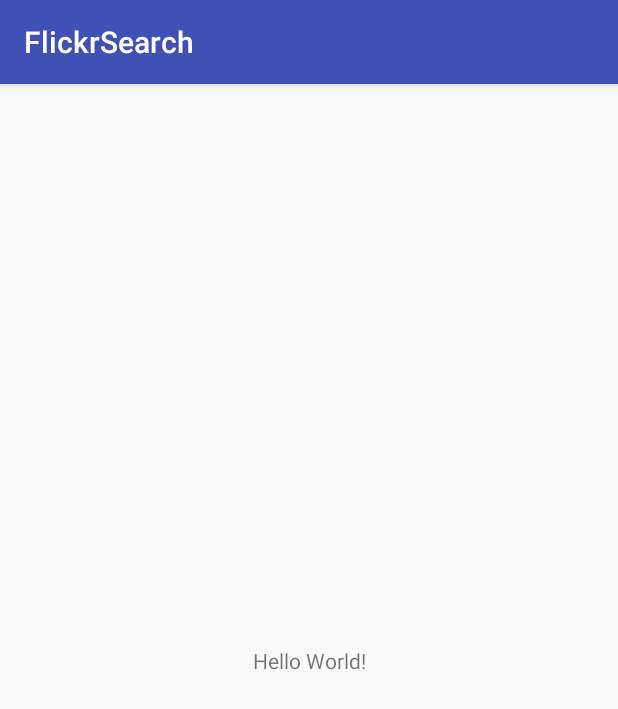
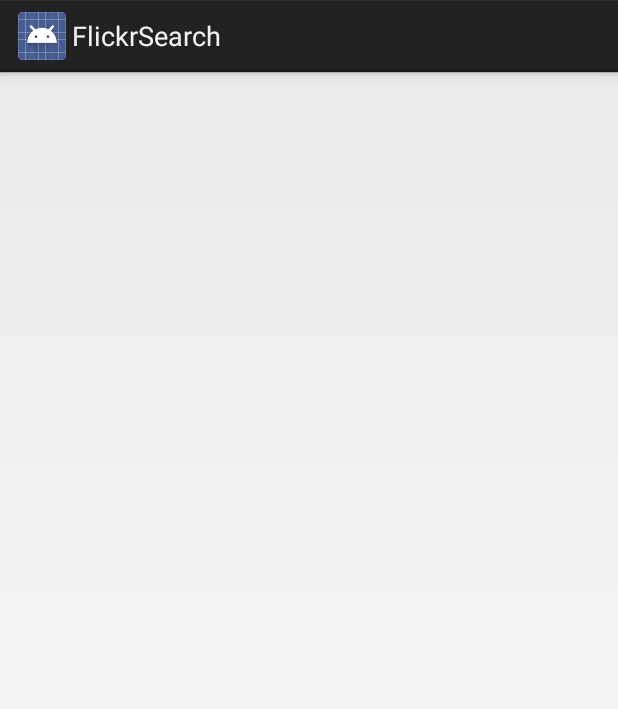
Before and after one commit to darja/FlickrSearch, an Android app: the screen it shows after launch (MainActivity), on a phone screen of 412 x 824 dp. Shown: the top 709 px of the screen. Run offline under Robolectric (Android 15) with nearby library versions, the phone set to English and light mode, and no system bars.

Commit message:
Removed all libraries

```diff
--- a/app/src/main/java/com/darja/flickrsearch/MainActivity.java
+++ b/app/src/main/java/com/darja/flickrsearch/MainActivity.java
@@ -1,9 +1,9 @@
 package com.darja.flickrsearch;
 
-import android.support.v7.app.AppCompatActivity;
+import android.app.Activity;
 import android.os.Bundle;
 
-public class MainActivity extends AppCompatActivity {
+public class MainActivity extends Activity {
 
     @Override
     protected void onCreate(Bundle savedInstanceState) {
--- a/app/src/main/res/layout/activity_main.xml
+++ b/app/src/main/res/layout/activity_main.xml
@@ -1,19 +1,8 @@
 <?xml version="1.0" encoding="utf-8"?>
-<android.support.constraint.ConstraintLayout
+<RelativeLayout
     xmlns:android="http://schemas.android.com/apk/res/android"
-    xmlns:tools="http://schemas.android.com/tools"
-    xmlns:app="http://schemas.android.com/apk/res-auto"
     android:layout_width="match_parent"
     android:layout_height="match_parent"
-    tools:context="com.darja.flickrsearch.MainActivity">
+>
 
-    <TextView
-        android:layout_width="wrap_content"
-        android:layout_height="wrap_content"
-        android:text="Hello World!"
-        app:layout_constraintBottom_toBottomOf="parent"
-        app:layout_constraintLeft_toLeftOf="parent"
-        app:layout_constraintRight_toRightOf="parent"
-        app:layout_constraintTop_toTopOf="parent"/>
-
-</android.support.constraint.ConstraintLayout>
+</RelativeLayout>
--- a/app/src/main/res/values/styles.xml
+++ b/app/src/main/res/values/styles.xml
@@ -1,11 +1,11 @@
 <resources>
 
     <!-- Base application theme. -->
-    <style name="AppTheme" parent="Theme.AppCompat.Light.DarkActionBar">
+    <style name="AppTheme" parent="android:Theme.Holo.Light.DarkActionBar">
         <!-- Customize your theme here. -->
-        <item name="colorPrimary">@color/colorPrimary</item>
-        <item name="colorPrimaryDark">@color/colorPrimaryDark</item>
-        <item name="colorAccent">@color/colorAccent</item>
+        <item name="android:colorPrimary">@color/colorPrimary</item>
+        <item name="android:colorPrimaryDark">@color/colorPrimaryDark</item>
+        <item name="android:colorAccent">@color/colorAccent</item>
     </style>
 
 </resources>
```
Also changed, not shown: app/build.gradle (+3 -9 lines), 2 other files.
